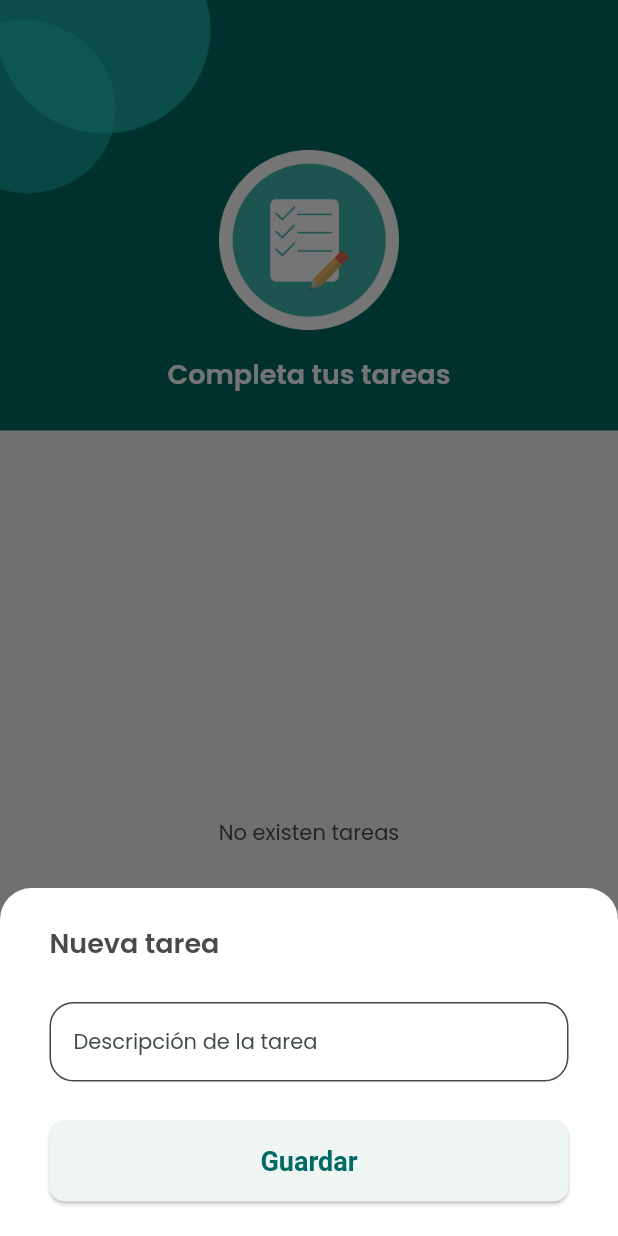
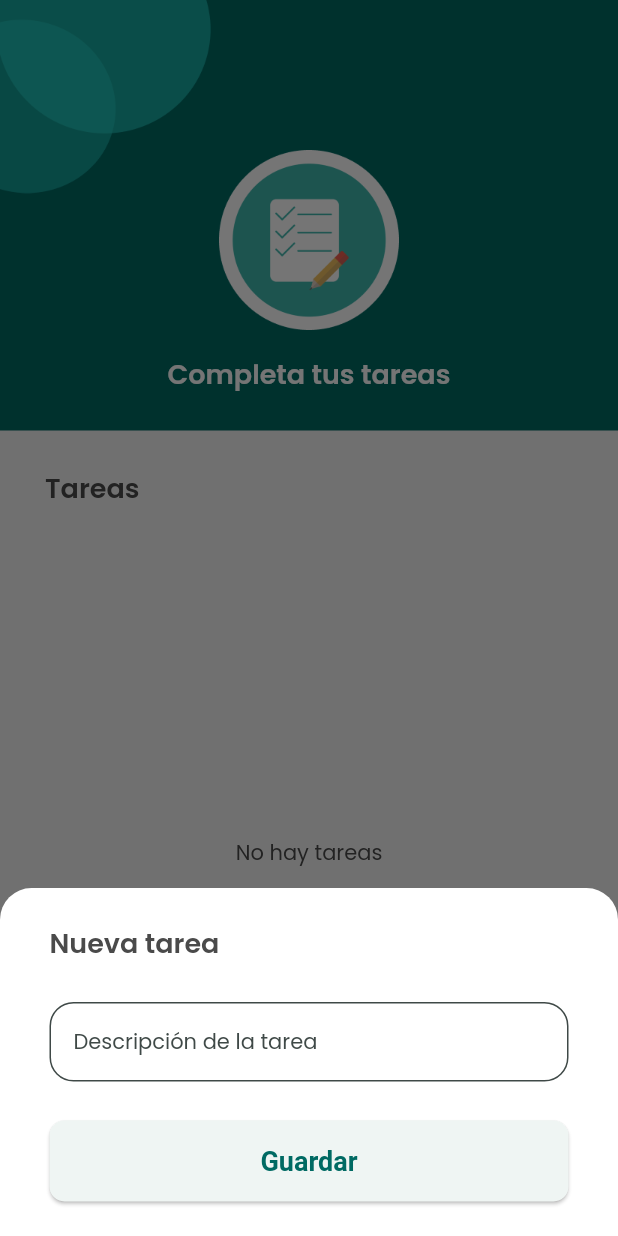
Before and after one commit to isai-arellano/task-list-app-flutter, a Flutter app: the TaskListView screen opened directly, after a tap on the "add" icon, on a phone screen of 412 x 824 dp. Run offline on Flutter 3.47's test engine with Material 2 defaults, Android fonts, the phone set to English and light mode, and no system bars; our stand-ins replace shared_preferences; accounts and stored records are empty.

```diff
--- a/lib/app/app.dart
+++ b/lib/app/app.dart
@@ -1,3 +1,5 @@
+import 'package:curso_flutter/app/ui/home/inherited_widgets.dart';
+import 'package:curso_flutter/app/ui/home/state_page.dart';
 import 'package:curso_flutter/app/ui/task_list/task_list_view.dart';
 import 'package:curso_flutter/app/splash_view.dart';
 import 'package:flutter/material.dart';
@@ -12,7 +14,6 @@ class MyApp extends StatelessWidget {
     const primary = Color(0xFF40B7AD);
     const textColor = Color(0xFF4A4A4A);
     const backgroundColor = Color(0xFFF5F5F5);
-
 
     return MaterialApp(
         title: 'Flutter Demo',
--- a/lib/app/splash_view.dart
+++ b/lib/app/splash_view.dart
@@ -1,5 +1,6 @@
 import 'package:curso_flutter/app/ui/components/h1_title.dart';
 import 'package:curso_flutter/app/ui/components/shape.dart';
+import 'package:curso_flutter/app/ui/home/inherited_widgets.dart';
 import 'package:curso_flutter/app/ui/task_list/task_list_view.dart';
 import 'package:flutter/material.dart';
 
--- a/lib/app/ui/task_list/task_list_view.dart
+++ b/lib/app/ui/task_list/task_list_view.dart
@@ -2,58 +2,34 @@ import 'package:curso_flutter/app/models/task.dart';
 import 'package:curso_flutter/app/repository/task_repository.dart';
 import 'package:curso_flutter/app/ui/components/h1_title.dart';
 import 'package:curso_flutter/app/ui/components/shape.dart';
+import 'package:curso_flutter/app/ui/task_list/task_provider.dart';
 import 'package:flutter/material.dart';
+import 'package:provider/provider.dart';
 import 'package:shared_preferences/shared_preferences.dart';
 
-class TaskListView extends StatefulWidget {
+class TaskListView extends StatelessWidget {
   const TaskListView({super.key});
 
   @override
-  State<TaskListView> createState() => _TaskListViewState();
-}
-
-class _TaskListViewState extends State<TaskListView> {
-  final TaskRepository taskRepository = TaskRepository();
-
-  @override
   Widget build(BuildContext context) {
-    return  Scaffold(
-       body:  Column(
+    return  ChangeNotifierProvider(
+      create: (_)=> TaskProvider()..fetchTasks(),
+      child: Scaffold(
+         body:  const Column(
           crossAxisAlignment: CrossAxisAlignment.start,
           children: [
-          const _HeaderTasksView(),
+            _HeaderTasksView(),
             Expanded(
-            child: FutureBuilder<List<Task>>(
-              future: taskRepository.getTasks(),
-              builder: (context, snapShot) {
-                if(snapShot.connectionState == ConnectionState.waiting){
-                  return const Center(
-                    child: CircularProgressIndicator(),
-                    );
-                }
-                if(!snapShot.hasData || snapShot.data!.isEmpty){
-                  return const Center(
-                    child: Text('No existen tareas'),
-                  );
-                }
-                return _TaskListView(
-                snapShot.data!,
-                onTaskDoneChange: (task){
-                  task.done = !task.done;
-                  taskRepository.saveTasks(snapShot.data!);
-                  setState(() {
-
-                  });
-                }
-                );
-              }
-            ),
+              child: _TaskListView(),
             ),
           ],
          ),
-       floatingActionButton: FloatingActionButton(
+         floatingActionButton: Builder(
+          builder: (context) => FloatingActionButton(
             onPressed: () => _showNewTaskModal(context),
             child: const Icon(Icons.add, size: 50,),
+           ),
+         ),
       ),
     );
   }
@@ -62,11 +38,10 @@ class _TaskListViewState extends State<TaskListView> {
   showModalBottomSheet(
     context: context,
     isScrollControlled: true,
-    builder: (_) => _NewTaskModal(
-      onTaskCreated: (Task task) {
-        taskRepository.addTask(task);
-      setState(() { });
-    })
+    builder: (_) => ChangeNotifierProvider.value(
+      value: context.read<TaskProvider>(),
+      child: _NewTaskModal(),
+    )
   );
   }
 
@@ -75,10 +50,9 @@ class _TaskListViewState extends State<TaskListView> {
 
 
 class _NewTaskModal extends StatelessWidget {
-  _NewTaskModal({super.key, required this.onTaskCreated});
+  _NewTaskModal({super.key});
 
   final _controller = TextEditingController();
-  final void Function(Task task) onTaskCreated;
 
   @override
   Widget build(BuildContext context) {
@@ -113,7 +87,7 @@ class _NewTaskModal extends StatelessWidget {
             onPressed: (){
               if (_controller.text.isNotEmpty){
                 final task = Task(_controller.text);
-                onTaskCreated(task);
+                context.read<TaskProvider>().addNewTask(task);
                 Navigator.of(context).pop();
               }
             },
@@ -184,10 +158,7 @@ class _HeaderTasksView extends StatelessWidget {
 }
 
 class _TaskListView extends StatelessWidget {
-  const _TaskListView(this.taskList,{super.key, required this.onTaskDoneChange});
-
-  final List<Task> taskList;
-  final void Function(Task task) onTaskDoneChange;
+  const _TaskListView({super.key});
 
   @override
   Widget build(BuildContext context) {
@@ -198,12 +169,21 @@ class _TaskListView extends StatelessWidget {
         children: [
           const H1Title('Tareas'),
           Expanded(
-            child: ListView.separated(
-              itemCount: taskList.length,
+            child: Consumer<TaskProvider>(
+              builder: (_,provider, __){
+                if (provider.taskList.isEmpty){
+                  return const Center(
+                    child: Text('No hay tareas'),
+                  );
+                }
+                return  ListView.separated(
+              itemCount: provider.taskList.length,
               separatorBuilder: (_, __) => const SizedBox(height: 16),
-              itemBuilder: (_, index) => _TaskItem(taskList[index],
-              onTap: () => onTaskDoneChange(taskList[index]),
+              itemBuilder: (_, index) => _TaskItem(provider.taskList[index],
+              onTap: () => provider.onTaskDoneChange(provider.taskList[index]),
               ),
+              );
+              },
             ),
           ),
         ],
--- /dev/null
+++ b/lib/app/ui/task_list/task_provider.dart
@@ -0,0 +1,28 @@
+import 'package:curso_flutter/app/models/task.dart';
+import 'package:curso_flutter/app/repository/task_repository.dart';
+import 'package:flutter/material.dart';
+
+class TaskProvider extends ChangeNotifier{
+ List<Task> _taskList = [];
+
+  final TaskRepository _taskRepository = TaskRepository();
+
+  void fetchTasks() async {
+   _taskList = await _taskRepository.getTasks();
+   notifyListeners();
+  }
+
+  List<Task> get taskList => _taskList;
+
+  onTaskDoneChange(Task task) {
+    task.done = !task.done;
+    _taskRepository.saveTasks(_taskList);
+    notifyListeners();
+  }
+
+  void addNewTask(Task task) {
+    _taskRepository.addTask(task);
+    fetchTasks();
+  }
+
+}
--- a/pubspec.yaml
+++ b/pubspec.yaml
@@ -31,6 +31,7 @@ dependencies:
   flutter:
     sdk: flutter
   shared_preferences: ^2.2.1
+  provider: ^6.0.5
 
 
   # The following adds the Cupertino Icons font to your application.
```
Also changed, not shown: lib/app/ui/home/inherited_widgets.dart (added, +22 -0 lines), lib/app/ui/home/state_page.dart (added, +92 -0 lines), pubspec.lock. Lines whose indentation alone changed are shown as unchanged.
